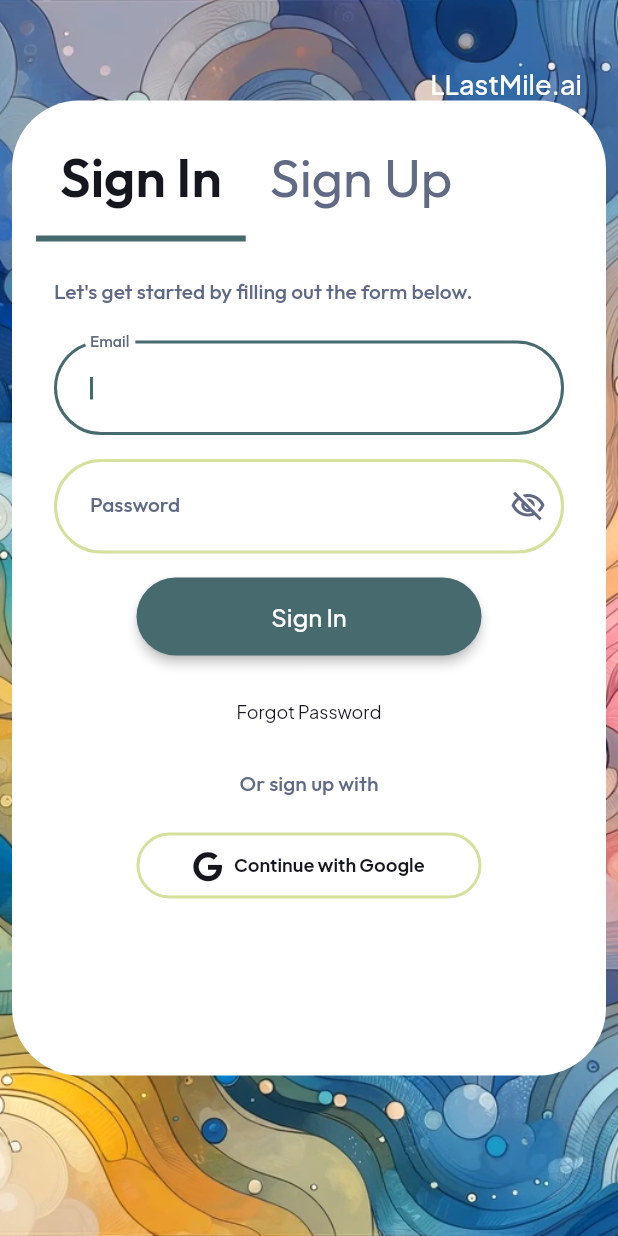
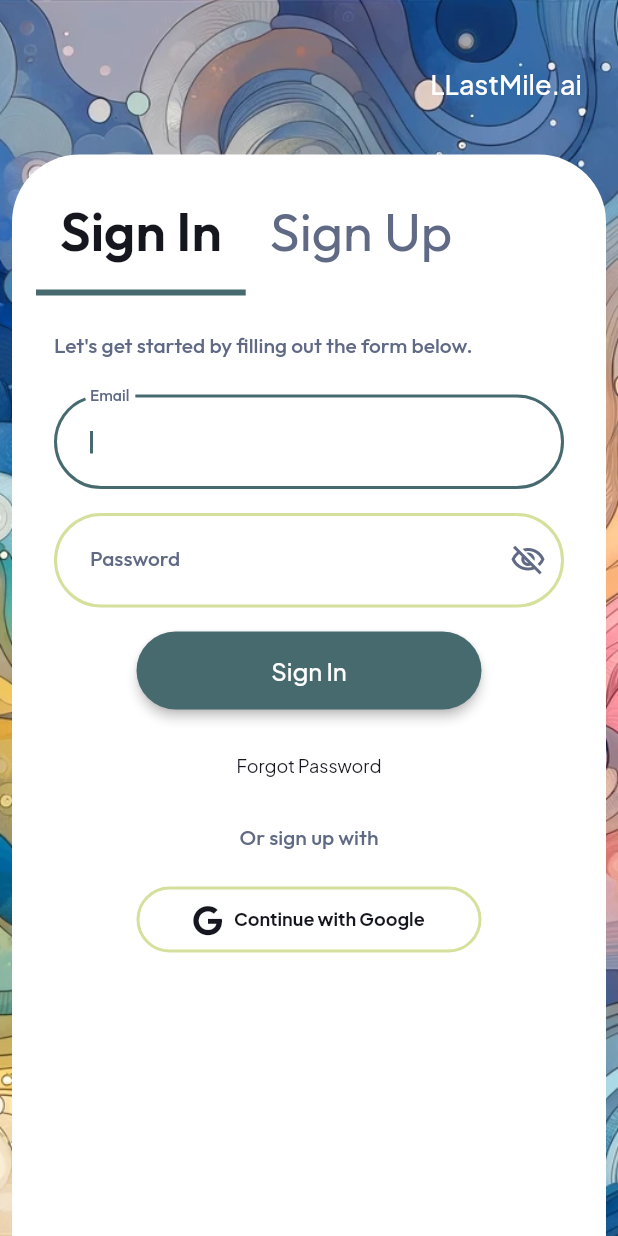
Before and after one commit to jfletcher5/poc-storybook, a Flutter app: the screen it shows after launch, on a phone screen of 412 x 824 dp. Run offline on Flutter 3.47's test engine with Material 3 defaults, Android fonts, the phone set to English and light mode, and no system bars; drawn by our look-alikes of auto_size_text, flutter_animate; our stand-ins replace cached_network_image, cloud_firestore, dropdown_button2, easy_debounce, equatable, firebase_auth and 12 more; missing offline and left inert: json_path, mime_type; accounts and stored records are empty.

```diff
--- a/lib/components/request_credits/request_credits_widget.dart
+++ b/lib/components/request_credits/request_credits_widget.dart
@@ -297,9 +297,7 @@ class _RequestCreditsWidgetState extends State<RequestCreditsWidget> {
                             context.pushNamed('Settings');
 
                             _model.apiResult28j =
-                                await FastAPIWImageGenAndCreditsGroup
-                                    .updateCreditsCall
-                                    .call(
+                                await CoreServicesGroup.updateCreditsCall.call(
                               userid: currentUserUid,
                               credits: _model.outputInt,
                             );
--- a/lib/core/login/login_widget.dart
+++ b/lib/core/login/login_widget.dart
@@ -203,10 +203,10 @@ class _LoginWidgetState extends State<LoginWidget>
                         ),
                         Padding(
                           padding: const EdgeInsetsDirectional.fromSTEB(
-                              8.0, 0.0, 8.0, 0.0),
+                              8.0, 36.0, 8.0, 0.0),
                           child: Container(
                             width: double.infinity,
-                            height: 650.0,
+                            height: MediaQuery.sizeOf(context).height,
                             constraints: const BoxConstraints(
                               maxWidth: 602.0,
                             ),
--- a/lib/image_gen/create_image/create_image_widget.dart
+++ b/lib/image_gen/create_image/create_image_widget.dart
@@ -397,8 +397,7 @@ class _CreateImageWidgetState extends State<CreateImageWidget> {
                                 ),
                                 imageRequestsRecordReference);
                         _model.imageResult =
-                            await FastAPIWImageGenAndCreditsGroup.generateCall
-                                .call();
+                            await CoreServicesGroup.generateCall.call();
                         if ((_model.imageResult?.succeeded ?? true)) {
                           await _model.outputdocID!.reference
                               .update(createImageRequestsRecordData(
```
Also changed, not shown: lib/backend/api_requests/api_calls.dart (+7 -8 lines), lib/flutter_flow/nav/nav.dart (+10 -0 lines).
